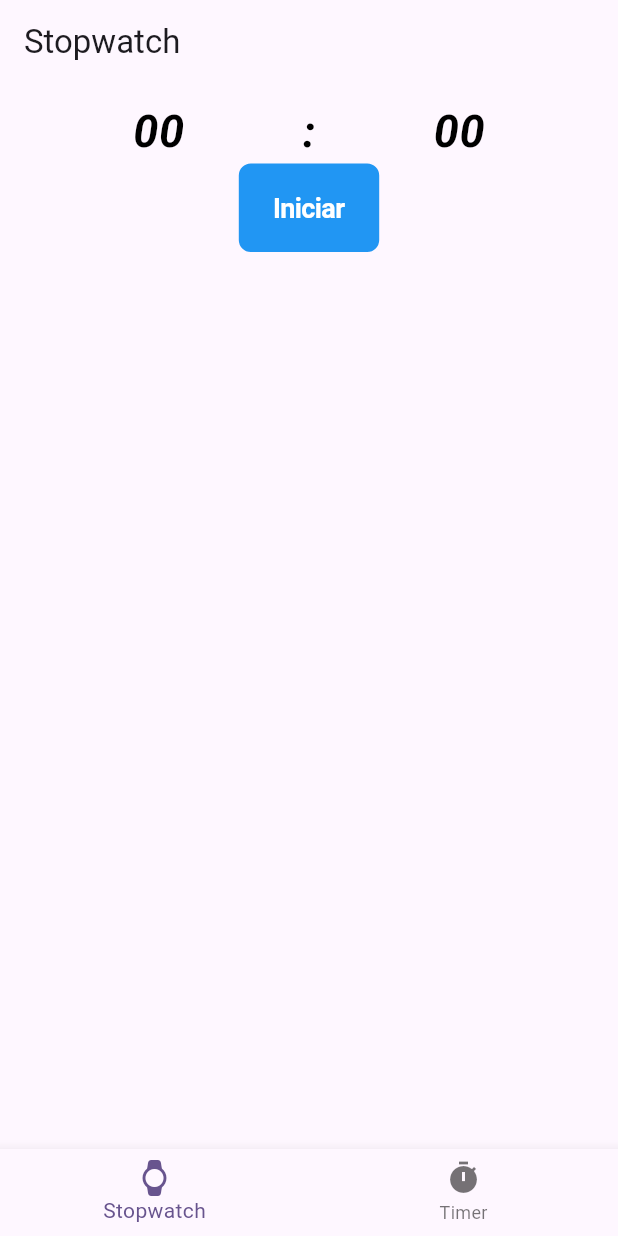
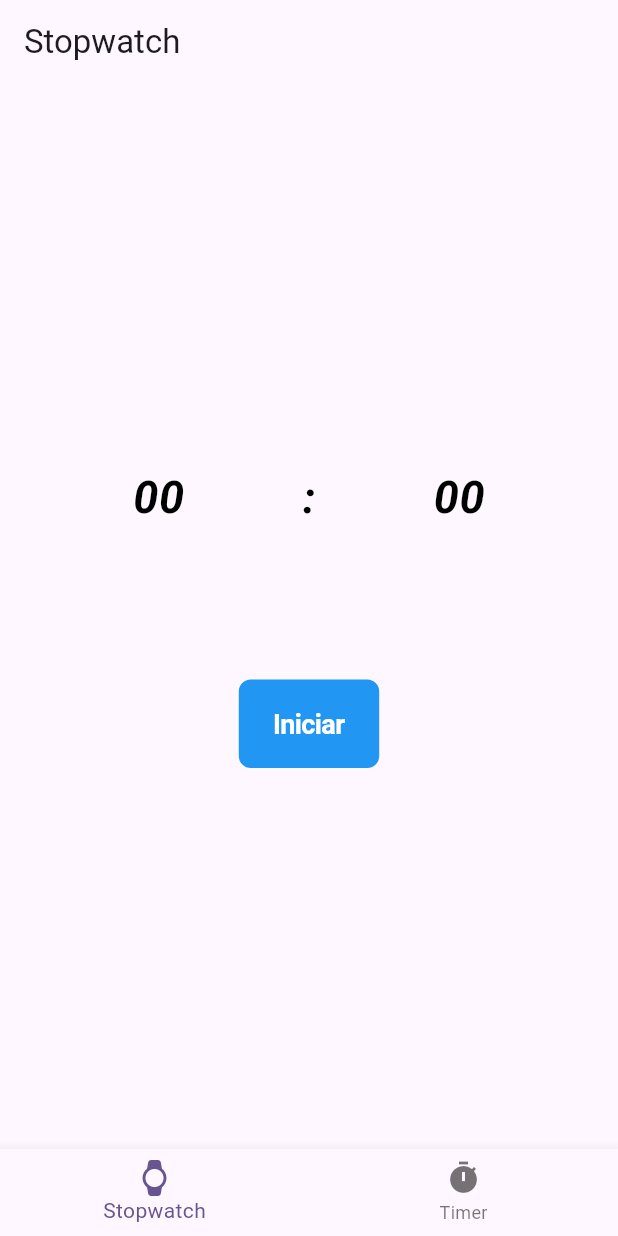
Before and after one commit to RaymundoSantorski/flutter_stopwatch, a Flutter app: the screen it shows after launch, on a phone screen of 412 x 824 dp. Run offline on Flutter 3.47's test engine with Material 3 defaults, Android fonts, the phone set to English and light mode, and no system bars; our stand-ins replace flutter_local_notifications; missing offline and left inert: flutter_ringtone_player.

Commit message:
add: separation between watchdisplay and start button

```diff
--- a/lib/screens/my_stopwatch.dart
+++ b/lib/screens/my_stopwatch.dart
@@ -17,8 +17,10 @@ class _MyStopWatchState extends StopwatchServiceState<MyStopWatch> {
     return Padding(
       padding: const EdgeInsets.all(10.0),
       child: Column(
+        mainAxisAlignment: MainAxisAlignment.center,
         children: [
           WatchDisplay(duration: duration),
+          SizedBox(height: 100),
           !showControls
               ? StopwatchButton(
                   borderColor: buttonStyle.primary,
```
